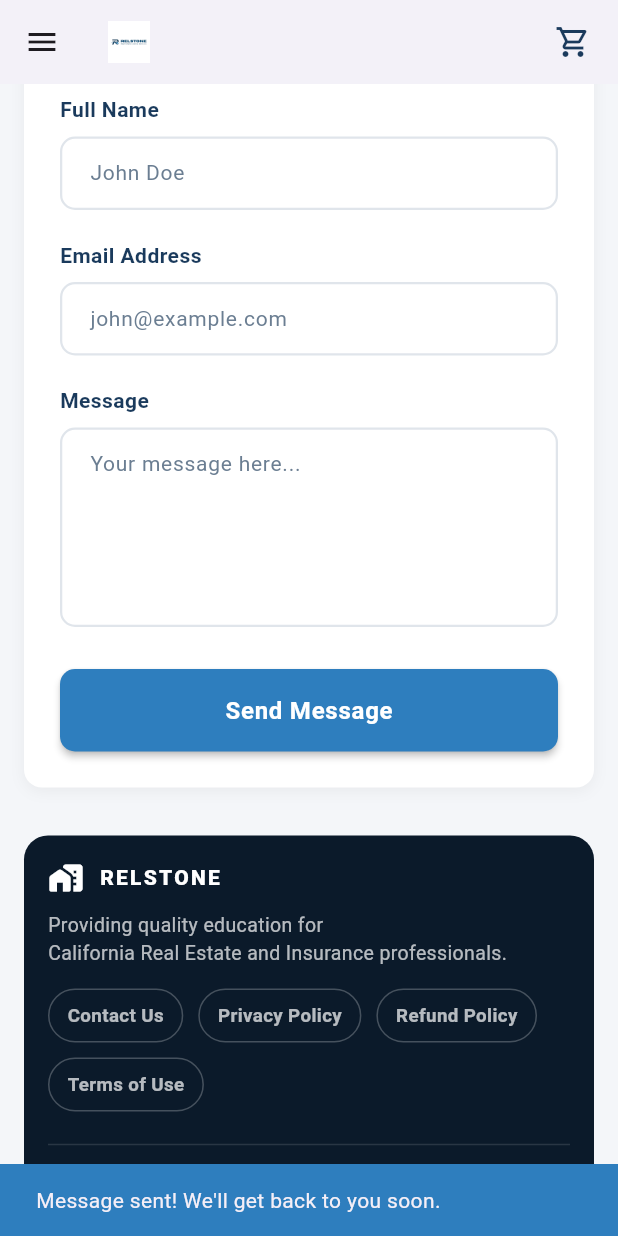
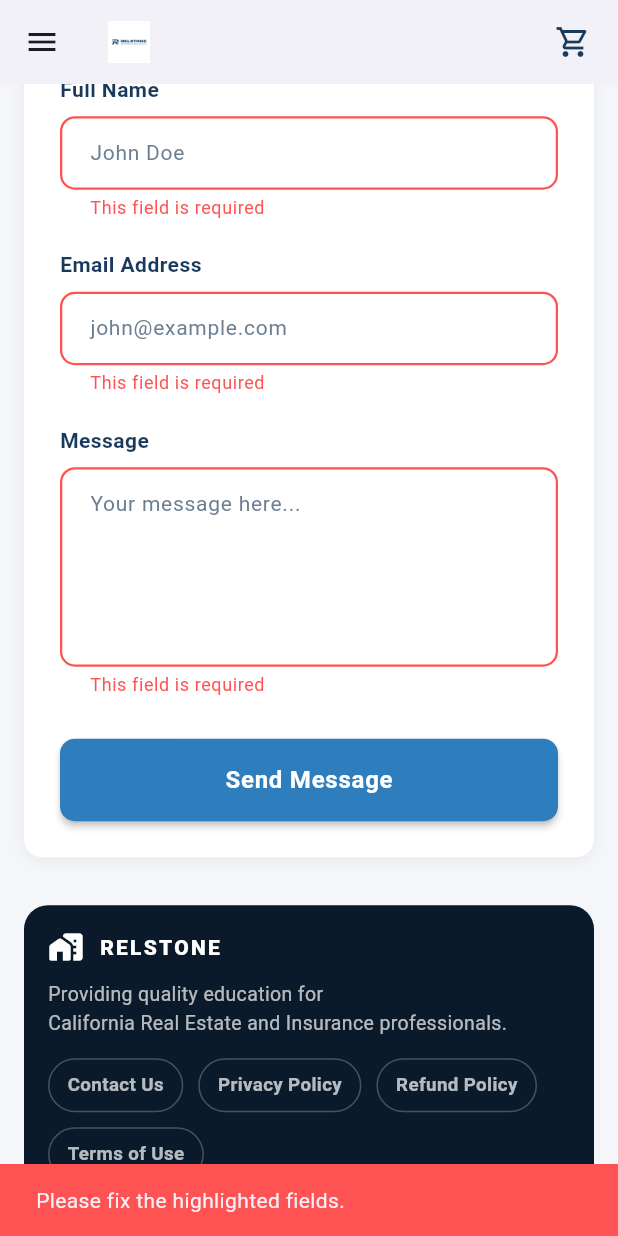
Before and after one commit to MatthewAdami/relstone-mobile, a Flutter app: the ContactScreen screen opened by its route, scrolled down 1152 dp, after a tap on "Send Message", on a phone screen of 412 x 824 dp. Run offline on Flutter 3.47's test engine with Material 3 defaults, Android fonts, the phone set to English and light mode, and no system bars; our stand-ins replace shared_preferences; accounts and stored records are empty.

Commit message:
Added Validations on Contact Us Page (Name, Email, and Message)

```diff
--- a/lib/contact_screen.dart
+++ b/lib/contact_screen.dart
@@ -1,8 +1,27 @@
 import 'package:flutter/material.dart';
 import 'package:relstone_mobile/home_screen.dart';
 
-class ContactScreen extends StatelessWidget {
+class ContactScreen extends StatefulWidget {
   const ContactScreen({Key? key}) : super(key: key);
+
+  @override
+  State<ContactScreen> createState() => _ContactScreenState();
+}
+
+class _ContactScreenState extends State<ContactScreen> {
+  final _formKey = GlobalKey<FormState>();
+  final TextEditingController _nameController = TextEditingController();
+  final TextEditingController _emailController = TextEditingController();
+  final TextEditingController _messageController = TextEditingController();
+  bool _hasAttemptedSubmit = false;
+
+  @override
+  void dispose() {
+    _nameController.dispose();
+    _emailController.dispose();
+    _messageController.dispose();
+    super.dispose();
+  }
 
   // Brand colors (same as HomeScreen)
   static const Color primaryNavy = Color(0xFF1A3A5C);
@@ -10,6 +29,100 @@ class ContactScreen extends StatelessWidget {
   static const Color textDark = Color(0xFF1C2B3A);
   static const Color textMuted = Color(0xFF6B7E92);
   static const Color bg = Color(0xFFF4F6F9);
+
+  String? _requiredValidator(String? value) {
+    if (value == null || value.trim().isEmpty) {
+      return 'This field is required';
+    }
+    return null;
+  }
+
+  String? _emailValidator(String? value) {
+    if (value == null || value.trim().isEmpty) {
+      return 'This field is required';
+    }
+
+    final email = value.trim();
+    final emailRegex = RegExp(r'^[^\s@]+@[^\s@]+\.[^\s@]+$');
+    if (!emailRegex.hasMatch(email)) {
+      return 'Please enter a valid email address';
+    }
+
+    return null;
+  }
+
+  void _resetContactForm() {
+    _formKey.currentState?.reset();
+    _nameController.clear();
+    _emailController.clear();
+    _messageController.clear();
+    setState(() {
+      _hasAttemptedSubmit = false;
+    });
+  }
+
+  Future<void> _showSuccessDialog() async {
+    await showDialog<void>(
+      context: context,
+      barrierDismissible: false,
+      builder: (dialogContext) {
+        return AlertDialog(
+          backgroundColor: Colors.white,
+          shape: RoundedRectangleBorder(borderRadius: BorderRadius.circular(14)),
+          titlePadding: const EdgeInsets.fromLTRB(20, 18, 20, 8),
+          contentPadding: const EdgeInsets.fromLTRB(20, 0, 20, 12),
+          actionsPadding: const EdgeInsets.fromLTRB(12, 0, 12, 12),
+          title: Row(
+            children: [
+              Container(
+                width: 34,
+                height: 34,
+                decoration: BoxDecoration(
+                  color: accentBlue.withValues(alpha: 0.12),
+                  shape: BoxShape.circle,
+                ),
+                child: const Icon(Icons.check, color: accentBlue, size: 20),
+              ),
+              const SizedBox(width: 10),
+              const Text(
+                'Message Sent',
+                style: TextStyle(
+                  color: primaryNavy,
+                  fontWeight: FontWeight.w700,
+                  fontSize: 20,
+                ),
+              ),
+            ],
+          ),
+          content: const Text(
+            'Your message has been sent successfully.',
+            style: TextStyle(
+              color: textDark,
+              fontSize: 14,
+              height: 1.45,
+            ),
+          ),
+          actions: [
+            FilledButton(
+              style: FilledButton.styleFrom(
+                backgroundColor: accentBlue,
+                foregroundColor: Colors.white,
+                shape: RoundedRectangleBorder(
+                  borderRadius: BorderRadius.circular(10),
+                ),
+              ),
+              onPressed: () => Navigator.of(dialogContext).pop(),
+              child: const Text('OK'),
+            ),
+          ],
+        );
+      },
+    );
+
+    if (mounted) {
+      _resetContactForm();
+    }
+  }
 
   @override
   Widget build(BuildContext context) {
@@ -285,6 +398,8 @@ class ContactScreen extends StatelessWidget {
                           ),
                         ],
                       ),
+                      child: Form(
+                        key: _formKey,
                         child: Column(
                           crossAxisAlignment: CrossAxisAlignment.start,
                           children: [
@@ -313,6 +428,11 @@ class ContactScreen extends StatelessWidget {
                             _CustomTextField(
                               label: 'Full Name',
                               hint: 'John Doe',
+                              controller: _nameController,
+                              validator: _requiredValidator,
+                              autovalidateMode: _hasAttemptedSubmit
+                                  ? AutovalidateMode.onUserInteraction
+                                  : AutovalidateMode.disabled,
                             ),
                             const SizedBox(height: 20),
 
@@ -321,6 +441,11 @@ class ContactScreen extends StatelessWidget {
                               label: 'Email Address',
                               hint: 'john@example.com',
                               keyboardType: TextInputType.emailAddress,
+                              controller: _emailController,
+                              validator: _emailValidator,
+                              autovalidateMode: _hasAttemptedSubmit
+                                  ? AutovalidateMode.onUserInteraction
+                                  : AutovalidateMode.disabled,
                             ),
                             const SizedBox(height: 20),
 
@@ -329,6 +454,11 @@ class ContactScreen extends StatelessWidget {
                               label: 'Message',
                               hint: 'Your message here...',
                               maxLines: 5,
+                              controller: _messageController,
+                              validator: _requiredValidator,
+                              autovalidateMode: _hasAttemptedSubmit
+                                  ? AutovalidateMode.onUserInteraction
+                                  : AutovalidateMode.disabled,
                             ),
                             const SizedBox(height: 28),
 
@@ -336,14 +466,23 @@ class ContactScreen extends StatelessWidget {
                             SizedBox(
                               width: double.infinity,
                               child: ElevatedButton(
-                              onPressed: () {
+                                onPressed: () async {
+                                  final isValid = _formKey.currentState?.validate() ?? false;
+                                  if (!isValid) {
+                                    setState(() {
+                                      _hasAttemptedSubmit = true;
+                                    });
                                     ScaffoldMessenger.of(context).showSnackBar(
                                       const SnackBar(
-                                    content: Text('Message sent! We\'ll get back to you soon.'),
-                                    backgroundColor: Color(0xFF2E7EBE),
+                                        content: Text('Please fix the highlighted fields.'),
+                                        backgroundColor: Colors.redAccent,
                                         duration: Duration(seconds: 2),
                                       ),
                                     );
+                                    return;
+                                  }
+
+                                  await _showSuccessDialog();
                                 },
                                 style: ElevatedButton.styleFrom(
                                   backgroundColor: accentBlue,
@@ -365,6 +504,7 @@ class ContactScreen extends StatelessWidget {
                               ),
                             ),
                           ],
+                        ),
                       ),
                     ),
                     const SizedBox(height: 10),
@@ -691,12 +831,18 @@ class _CustomTextField extends StatelessWidget {
   final String hint;
   final int maxLines;
   final TextInputType keyboardType;
+  final TextEditingController controller;
+  final String? Function(String?)? validator;
+  final AutovalidateMode autovalidateMode;
 
   const _CustomTextField({
     required this.label,
     required this.hint,
+    required this.controller,
+    this.validator,
     this.maxLines = 1,
     this.keyboardType = TextInputType.text,
+    this.autovalidateMode = AutovalidateMode.disabled,
   });
 
   @override
@@ -719,7 +865,10 @@ class _CustomTextField extends StatelessWidget {
           ),
         ),
         const SizedBox(height: 8),
-        TextField(
+        TextFormField(
+          controller: controller,
+          validator: validator,
+          autovalidateMode: autovalidateMode,
           maxLines: maxLines,
           keyboardType: keyboardType,
           decoration: InputDecoration(
@@ -728,6 +877,10 @@ class _CustomTextField extends StatelessWidget {
               color: textMuted,
               fontSize: 14,
               fontWeight: FontWeight.w400,
+            ),
+            errorStyle: const TextStyle(
+              color: Colors.redAccent,
+              fontSize: 12,
             ),
             border: OutlineInputBorder(
               borderRadius: BorderRadius.circular(10),
@@ -740,6 +893,14 @@ class _CustomTextField extends StatelessWidget {
             focusedBorder: OutlineInputBorder(
               borderRadius: BorderRadius.circular(10),
               borderSide: const BorderSide(color: accentBlue, width: 2),
+            ),
+            errorBorder: OutlineInputBorder(
+              borderRadius: BorderRadius.circular(10),
+              borderSide: const BorderSide(color: Colors.redAccent, width: 1.5),
+            ),
+            focusedErrorBorder: OutlineInputBorder(
+              borderRadius: BorderRadius.circular(10),
+              borderSide: const BorderSide(color: Colors.redAccent, width: 2),
             ),
             contentPadding: const EdgeInsets.symmetric(horizontal: 16, vertical: 14),
             filled: true,
```
Lines whose indentation alone changed are shown as unchanged.
